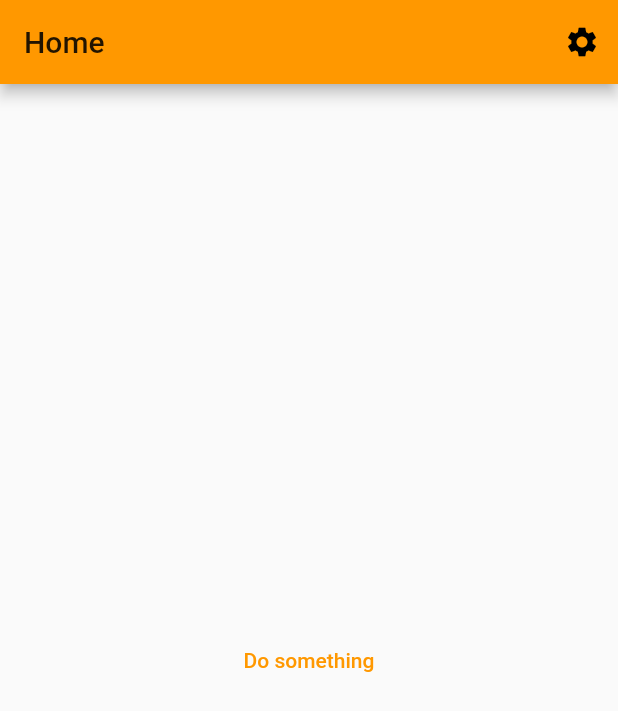
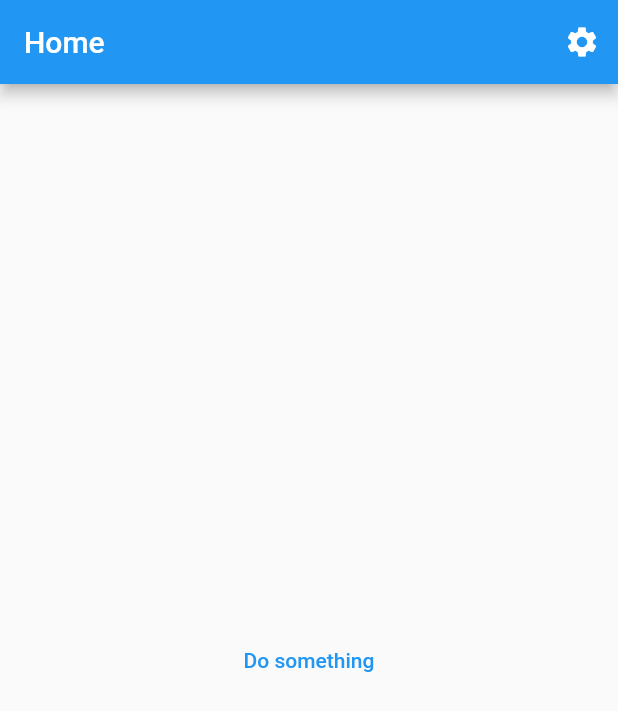
Before and after one commit to derekcoder/CodeReviewDemo, a Flutter app: the screen it shows after launch, on a phone screen of 412 x 824 dp. Shown: the top 711 px of the screen. Run offline on Flutter 3.47's test engine with Material 2 defaults, Android fonts, the phone set to English and light mode, and no system bars.

Commit message:
Change back theme to blue

```diff
--- a/lib/main.dart
+++ b/lib/main.dart
@@ -11,7 +11,7 @@ class MyApp extends StatelessWidget {
     return MaterialApp(
       title: 'Flutter Demo',
       theme: ThemeData(
-        primarySwatch: Colors.orange,
+        primarySwatch: Colors.blue,
       ),
       routes: {
         Routes.HOME: (context) => HomePage(),
```
